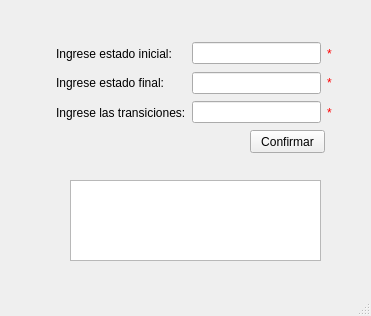
The window that maquinaTuring/secondwindow.ui (marriagada123/Trabajo-Automata) describes before a commit, drawn with Qt 5.
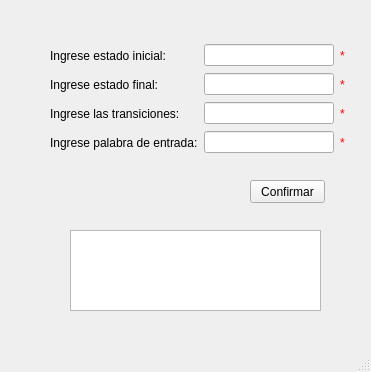
The same window after the commit.

Patch:
```diff
--- a/maquinaTuring/secondwindow.ui
+++ b/maquinaTuring/secondwindow.ui
@@ -7,7 +7,7 @@
     <x>0</x>
     <y>0</y>
     <width>371</width>
-    <height>316</height>
+    <height>372</height>
    </rect>
   </property>
   <property name="windowTitle">
@@ -18,7 +18,7 @@
     <property name="geometry">
      <rect>
       <x>250</x>
-      <y>130</y>
+      <y>180</y>
       <width>75</width>
       <height>23</height>
      </rect>
@@ -31,7 +31,7 @@
     <property name="geometry">
      <rect>
       <x>70</x>
-      <y>180</y>
+      <y>230</y>
       <width>251</width>
       <height>81</height>
      </rect>
@@ -40,13 +40,13 @@
    <widget class="QWidget" name="">
     <property name="geometry">
      <rect>
-      <x>56</x>
-      <y>42</y>
-      <width>276</width>
-      <height>82</height>
+      <x>50</x>
+      <y>44</y>
+      <width>295</width>
+      <height>110</height>
      </rect>
     </property>
-    <layout class="QHBoxLayout" name="horizontalLayout_4">
+    <layout class="QHBoxLayout" name="horizontalLayout_5">
      <item>
       <layout class="QVBoxLayout" name="verticalLayout">
        <item>
@@ -70,6 +70,13 @@
          </property>
         </widget>
        </item>
+       <item>
+        <widget class="QLabel" name="label_Pal_Ent">
+         <property name="text">
+          <string>Ingrese palabra de entrada:</string>
+         </property>
+        </widget>
+       </item>
       </layout>
      </item>
      <item>
@@ -155,6 +162,30 @@
          </item>
         </layout>
        </item>
+       <item>
+        <layout class="QHBoxLayout" name="horizontalLayout_4">
+         <item>
+          <widget class="QLineEdit" name="lineEdit_Pal_Ent">
+           <property name="alignment">
+            <set>Qt::AlignRight|Qt::AlignTrailing|Qt::AlignVCenter</set>
+           </property>
+          </widget>
+         </item>
+         <item>
+          <widget class="QLabel" name="label_Asterisco4">
+           <property name="styleSheet">
+            <string notr="true">color: rgb(255, 0, 0);</string>
+           </property>
+           <property name="text">
+            <string>*</string>
+           </property>
+           <property name="alignment">
+            <set>Qt::AlignCenter</set>
+           </property>
+          </widget>
+         </item>
+        </layout>
+       </item>
       </layout>
      </item>
     </layout>
```
